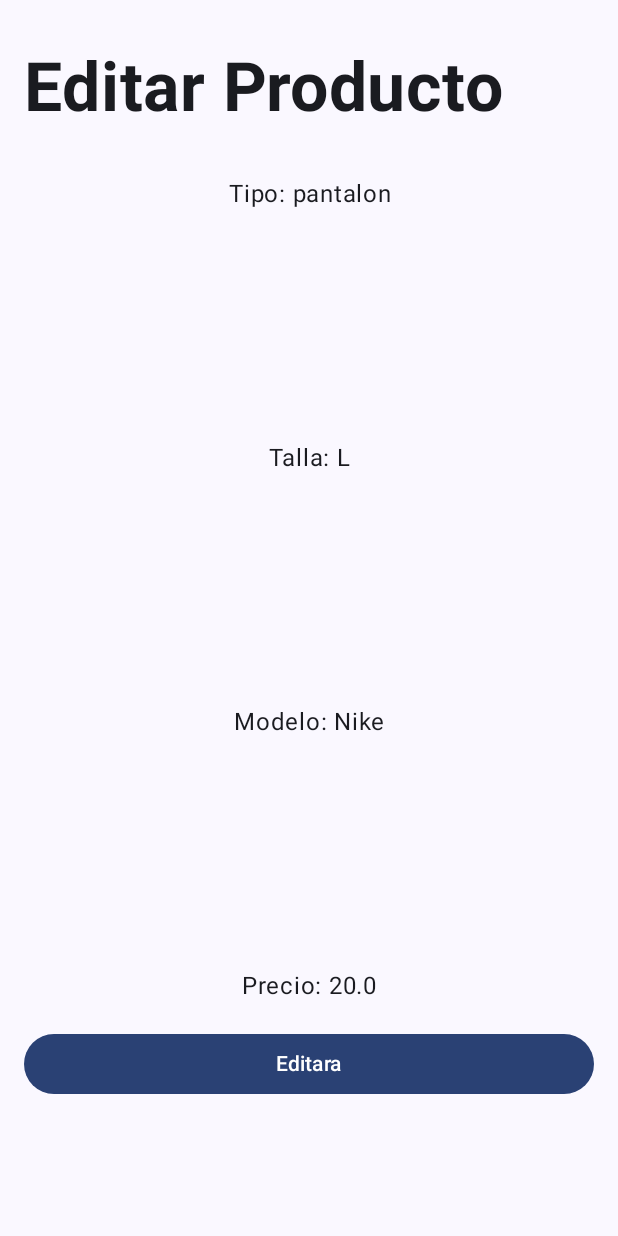
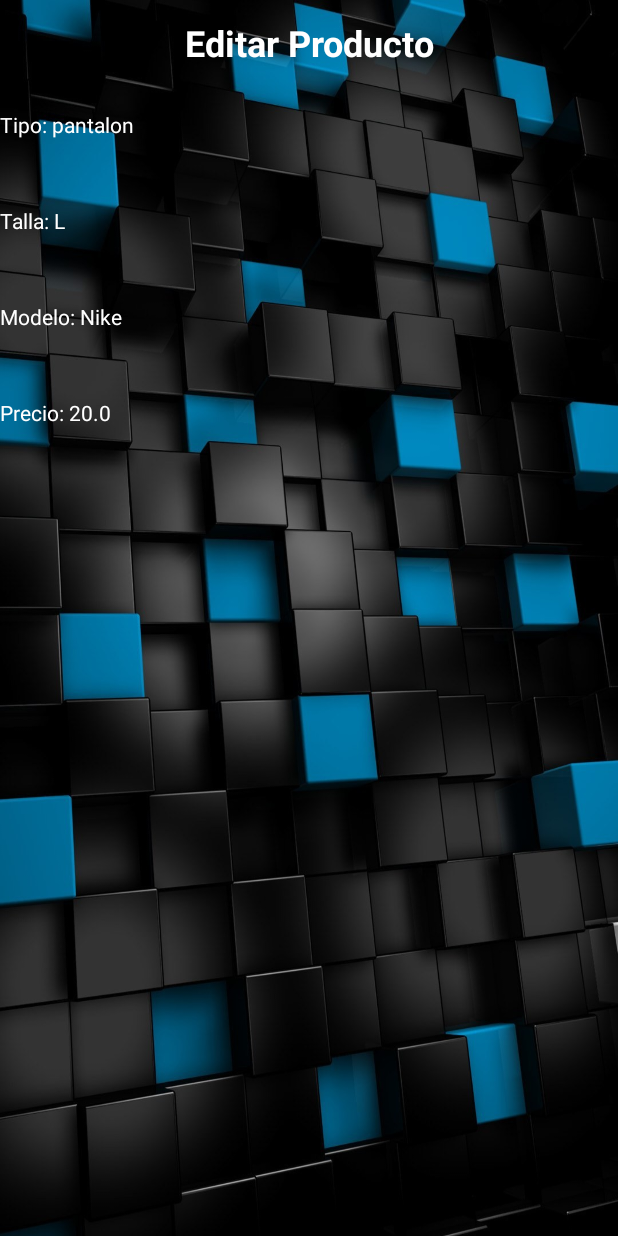
Before and after one commit to Meguiito/proyectotiendaropa, an Android app built with Jetpack Compose: the EditarActivity screen opened directly, with no data from a screen before it, on a phone screen of 412 x 824 dp. Run offline under Robolectric (Android 15) with nearby library versions, the phone set to English and light mode, and no system bars; libraries missing offline, so code that uses them is left out: com.google.zxing.integration.

Commit message:
Se añadio un fondo a cada pagina
Todas las paginas se ven con la misma tematica en este caso un fondo.

```diff
--- a/app/src/main/java/com/example/myapplication/EditarActivity.kt
+++ b/app/src/main/java/com/example/myapplication/EditarActivity.kt
@@ -1,41 +1,29 @@
 package com.example.myapplication
 
-import android.content.Intent
 import android.os.Bundle
 import androidx.activity.ComponentActivity
 import androidx.activity.compose.setContent
-import androidx.compose.foundation.layout.Arrangement
-import androidx.compose.foundation.layout.Column
-import androidx.compose.foundation.layout.Row
-import androidx.compose.foundation.layout.Spacer
-import androidx.compose.foundation.layout.fillMaxSize
-import androidx.compose.foundation.layout.fillMaxWidth
-import androidx.compose.foundation.layout.height
-import androidx.compose.foundation.layout.padding
-import androidx.compose.foundation.lazy.LazyColumn
-import androidx.compose.material3.MaterialTheme
-import androidx.compose.material3.Surface
+import androidx.compose.foundation.Image
+import androidx.compose.foundation.layout.*
 import androidx.compose.material3.Text
 import androidx.compose.runtime.Composable
 import androidx.compose.ui.Alignment
 import androidx.compose.ui.Modifier
+import androidx.compose.ui.graphics.Color
+import androidx.compose.ui.graphics.painter.Painter
+import androidx.compose.ui.res.painterResource
+import androidx.compose.ui.text.TextStyle
 import androidx.compose.ui.text.font.FontWeight
 import androidx.compose.ui.unit.dp
+import androidx.compose.ui.unit.sp
 import com.example.myapplication.ui.theme.MyApplicationTheme
-import androidx.compose.ui.unit.sp
-
-import androidx.compose.material3.Button
-import androidx.compose.ui.text.style.TextAlign
 
 class EditarActivity : ComponentActivity() {
     override fun onCreate(savedInstanceState: Bundle?) {
         super.onCreate(savedInstanceState)
         setContent {
             MyApplicationTheme {
-                Surface(
-                    modifier = Modifier.fillMaxSize(),
-                    color = MaterialTheme.colorScheme.background
-                ) {
+                BoxWithBackground {
                     EditarScreen()
                 }
             }
@@ -62,63 +50,76 @@ class EditarActivity : ComponentActivity() {
         ) {
             Spacer(modifier = Modifier.height(16.dp))
 
-            ProductTable(products = products)
+            Text(
+                "Editar Producto",
+                style = TextStyle(
+                    fontWeight = FontWeight.Bold,
+                    fontSize = 24.sp,
+                    color = Color.White
+                ),
+                modifier = Modifier.padding(bottom = 32.dp)
+            )
+
+            products.forEach { product ->
+                ProductRow(product = product)
+                Spacer(modifier = Modifier.height(16.dp))
+            }
         }
     }
 
     @Composable
-    fun ProductTable(products: List<Product>) {
-        LazyColumn(
-            modifier = Modifier
-                .fillMaxWidth()
-                .padding(16.dp)
-        ) {
-            item {
-                Text(
-                    "Editar Producto",
-                    fontWeight = FontWeight.Bold,
-                    fontSize = 45.sp,
-                    modifier = Modifier.padding(bottom = 32.dp)
-                )
-            }
-            items(products.size) { index ->
+    fun ProductRow(product: Product) {
         Column(
             modifier = Modifier.fillMaxWidth(),
             verticalArrangement = Arrangement.spacedBy(16.dp)
         ) {
             Text(
-                        "Tipo: ${products[index].type}",
-                        textAlign = TextAlign.Center,
-                        modifier = Modifier.fillMaxWidth()
+                "Tipo: ${product.type}",
+                style = TextStyle(
+                    color = Color.White
                 )
-                    Spacer(modifier = Modifier.height(120.dp))
+            )
+            Spacer(modifier = Modifier.height(16.dp))
             Text(
-                        "Talla: ${products[index].size}",
-                        textAlign = TextAlign.Center,
-                        modifier = Modifier.fillMaxWidth()
+                "Talla: ${product.size}",
+                style = TextStyle(
+                    color = Color.White
                 )
-                    Spacer(modifier = Modifier.height(120.dp))
+            )
+            Spacer(modifier = Modifier.height(16.dp))
             Text(
-                        "Modelo: ${products[index].model}",
-                        textAlign = TextAlign.Center,
-                        modifier = Modifier.fillMaxWidth()
+                "Modelo: ${product.model}",
+                style = TextStyle(
+                    color = Color.White
                 )
-                    Spacer(modifier = Modifier.height(120.dp))
+            )
+            Spacer(modifier = Modifier.height(16.dp))
             Text(
-                        "Precio: ${products[index].price}",
-                        textAlign = TextAlign.Center,
-                        modifier = Modifier.fillMaxWidth()
+                "Precio: ${product.price}",
+                style = TextStyle(
+                    color = Color.White
                 )
-                    Button(
-                        onClick = {
-                            // Navegación a la pantalla de Consulta
-                        },
-                        modifier = Modifier.fillMaxWidth()
-                    ) {
-                        Text(text = "Editara")
+            )
+            Spacer(modifier = Modifier.height(16.dp))
+            // Botón de edición
         }
     }
 }
+
+@Composable
+fun BoxWithBackground(
+    content: @Composable () -> Unit,
+    background: Painter = painterResource(id = R.drawable.fotofondo)
+) {
+    Box(
+        modifier = Modifier.fillMaxSize(),
+        contentAlignment = Alignment.Center,
+    ) {
+        Image(
+            painter = background,
+            contentDescription = null,
+            modifier = Modifier.fillMaxSize()
+        )
+        content()
     }
 }
-}
--- a/app/src/main/java/com/example/myapplication/MainActivity.kt
+++ b/app/src/main/java/com/example/myapplication/MainActivity.kt
@@ -9,6 +9,7 @@ import android.util.Patterns
 import android.widget.Toast
 import androidx.activity.ComponentActivity
 import androidx.activity.compose.setContent
+import androidx.compose.foundation.Image
 import androidx.compose.foundation.layout.*
 import androidx.compose.material3.Button
 import androidx.compose.material3.MaterialTheme
@@ -16,7 +17,11 @@ import androidx.compose.material3.Text
 import androidx.compose.runtime.Composable
 import androidx.compose.ui.Alignment
 import androidx.compose.ui.Modifier
+import androidx.compose.ui.draw.scale
+import androidx.compose.ui.graphics.painter.Painter
+import androidx.compose.ui.layout.ContentScale
 import androidx.compose.ui.platform.LocalContext
+import androidx.compose.ui.res.painterResource
 import androidx.compose.ui.tooling.preview.Preview
 import androidx.compose.ui.unit.dp
 import com.example.myapplication.ui.theme.MyApplicationTheme
@@ -27,7 +32,9 @@ class MainActivity : ComponentActivity() {
         super.onCreate(savedInstanceState)
         setContent {
             MyApplicationTheme {
-                QRScannerAndButtons(this@MainActivity)
+                BoxWithBackground {
+                    QRScannerAndButtons(this@MainActivity)
+                }
             }
         }
     }
@@ -69,12 +76,30 @@ class MainActivity : ComponentActivity() {
 }
 
 @Composable
+fun BoxWithBackground(content: @Composable () -> Unit) {
+    val backgroundImage: Painter = painterResource(id = R.drawable.fotofondo) // Reemplaza "fotofondo" con el nombre de tu imagen
+    Box(
+        modifier = Modifier.fillMaxSize(), // Esta línea hace que el contenedor Box ocupe todo el espacio disponible
+        contentAlignment = Alignment.Center
+    ) {
+        Image(
+            painter = backgroundImage,
+            contentDescription = null,
+            modifier = Modifier.fillMaxSize(),
+            contentScale = ContentScale.FillBounds
+        )
+        content()
+    }
+}
+
+
+
+@Composable
 fun QRScannerAndButtons(activity: ComponentActivity) {
     val context = LocalContext.current
 
     Column(
         modifier = Modifier
-            .fillMaxSize()
             .padding(16.dp),
         verticalArrangement = Arrangement.Center,
         horizontalAlignment = Alignment.CenterHorizontally
```
Also changed, not shown: app/src/main/java/com/example/myapplication/SalesActivity.kt (+27 -18 lines), app/src/main/java/com/example/myapplication/inicio.kt (+14 -32 lines), app/src/main/res/drawable/fotofondo.jpg (added). Lines whose indentation alone changed are shown as unchanged.
